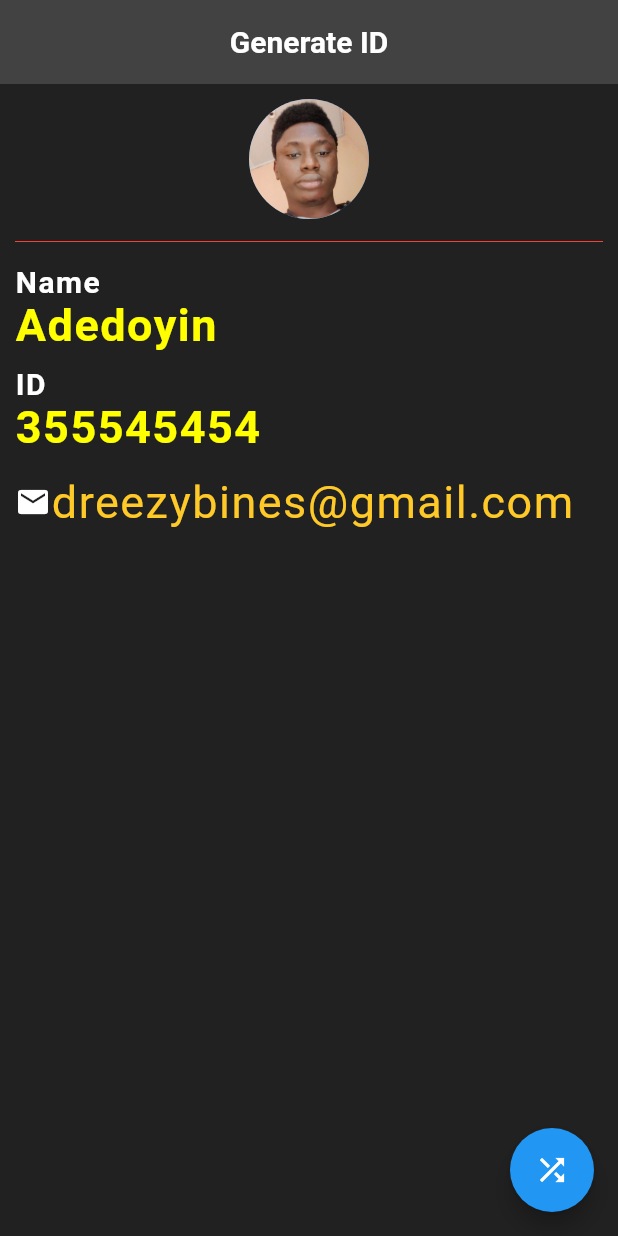
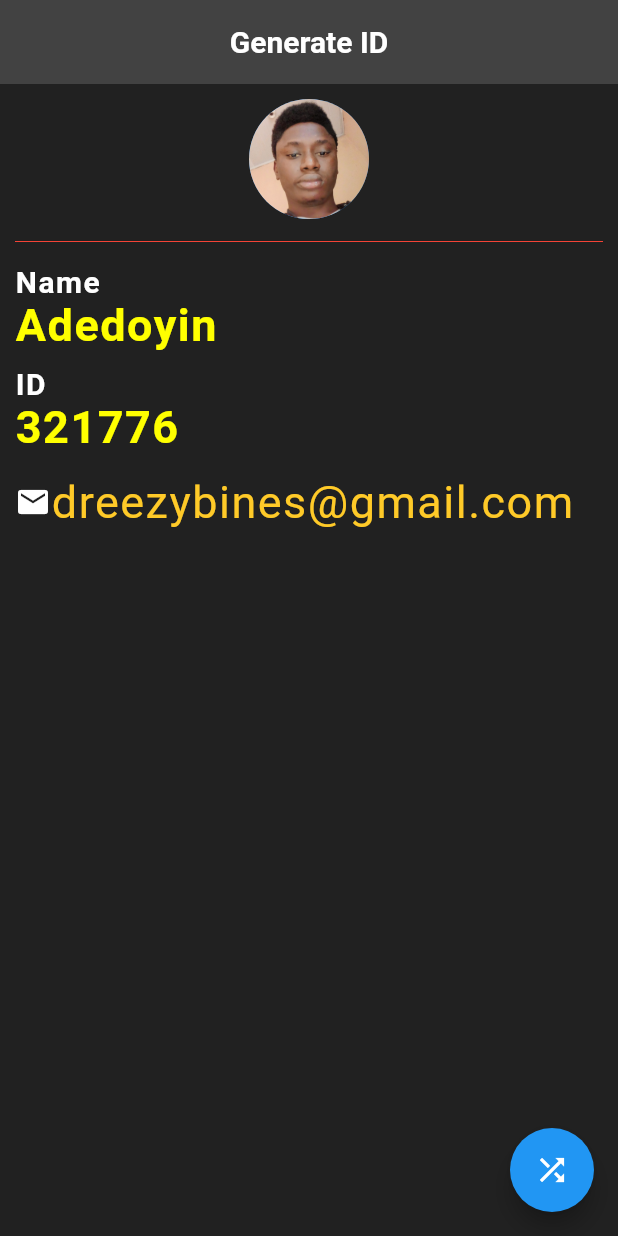
Before and after one commit to DevAdedoyin/id_generator, a Flutter app: the screen it shows after launch, after a tap on the "shuffle" icon, on a phone screen of 412 x 824 dp. Run offline on Flutter 3.47's test engine with Material 2 defaults, Android fonts, the phone set to English and light mode, and no system bars.

Commit message:
Id generator app completed

```diff
--- a/lib/main.dart
+++ b/lib/main.dart
@@ -1,3 +1,5 @@
+import 'dart:math';
+
 import 'package:flutter/material.dart';
 
 void main() => runApp(MaterialApp(home: IdGenerator(),));
@@ -8,6 +10,7 @@ class IdGenerator extends StatefulWidget {
 }
 
 class _IdGeneratorState extends State<IdGenerator> {
+  int randomNumber = 0;
   @override
   Widget build(BuildContext context) {
     return Scaffold(
@@ -25,7 +28,7 @@ class _IdGeneratorState extends State<IdGenerator> {
           Text("Adedoyin", style: TextStyle(color: Colors.yellowAccent, fontWeight: FontWeight.bold, letterSpacing: 1, fontSize: 30),),
           SizedBox(height: 10.0,),
           Text("ID", style: TextStyle(color: Colors.white, fontWeight: FontWeight.bold, letterSpacing: 1, fontSize: 20),),
-          Text("355545454", style: TextStyle(color: Colors.yellowAccent, fontWeight: FontWeight.bold, letterSpacing: 1, fontSize: 30),),
+          Text("$randomNumber", style: TextStyle(color: Colors.yellowAccent, fontWeight: FontWeight.bold, letterSpacing: 1, fontSize: 30),),
           SizedBox(height: 15.0,),
           Row(children: <Widget>[
             Icon(Icons.mail, color: Colors.white,),
@@ -33,7 +36,12 @@ class _IdGeneratorState extends State<IdGenerator> {
           ],)
         ],),
       ),
-      floatingActionButton: FloatingActionButton(onPressed: (){}, child: Icon(Icons.shuffle),),
+      floatingActionButton: FloatingActionButton(onPressed: (){
+        setState(() {
+          Random random = new Random();
+          randomNumber = random.nextInt(999999) + 100000; // from 10 upto 99 included
+        });
+      }, child: Icon(Icons.shuffle),),
     );
   }
 }
```
